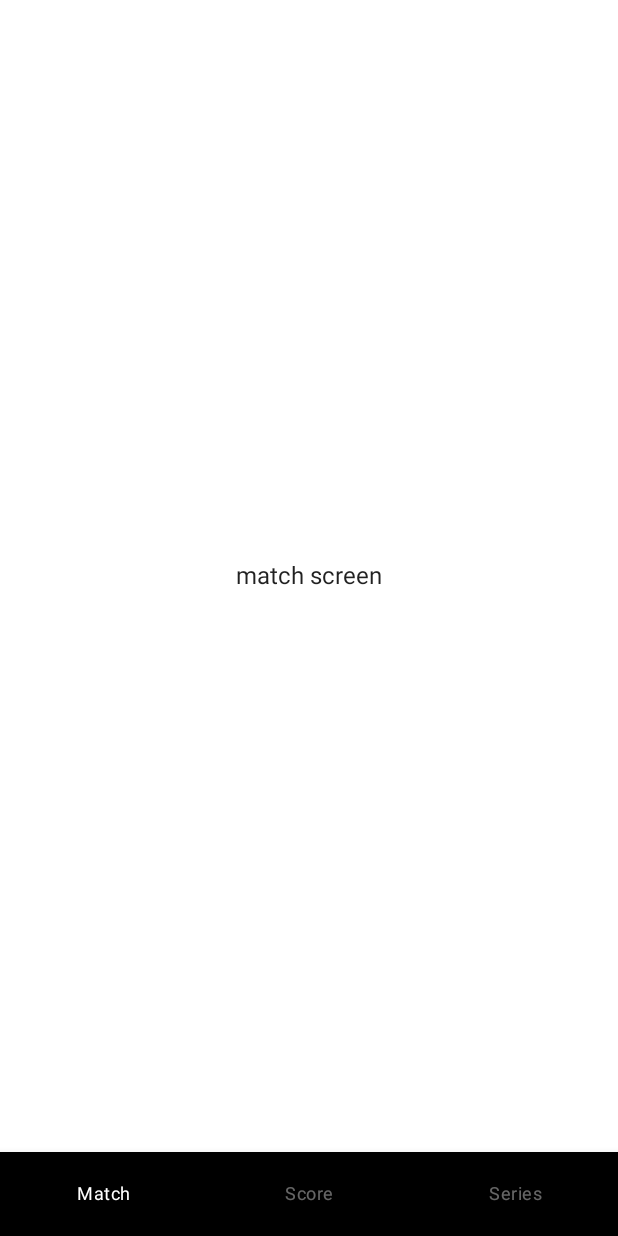
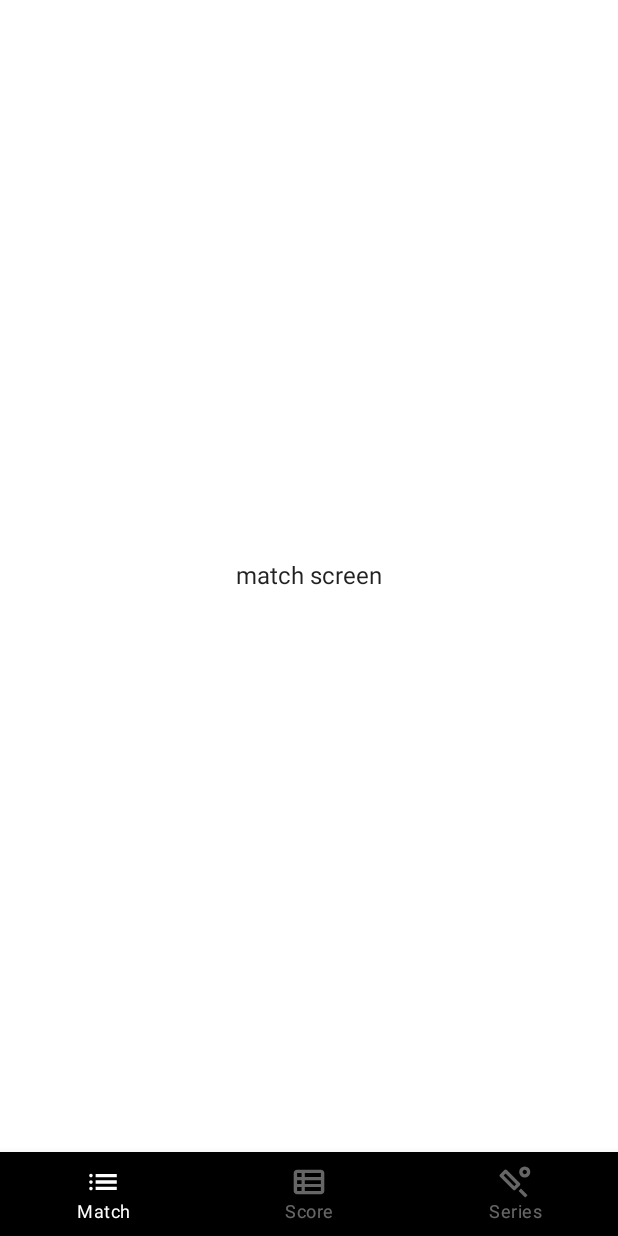
Before and after one commit to vchopra2710/Cricket, an Android app built with Jetpack Compose: the screen it shows after launch (MainActivity), on a phone screen of 412 x 824 dp. Run offline under Robolectric (Android 15) with nearby library versions, the phone set to English and light mode, and no system bars; our stand-ins replace Dagger/Hilt's generated code, accompanist; 2 statements that could not run were skipped.

Commit message:
icon added to bottom navigation bar

```diff
--- a/app/src/main/java/com/app/compose/cricket/ui/bottomnavigation/NavigationBar.kt
+++ b/app/src/main/java/com/app/compose/cricket/ui/bottomnavigation/NavigationBar.kt
@@ -9,6 +9,7 @@ import androidx.compose.ui.graphics.Color
 import androidx.compose.ui.res.stringResource
 import androidx.navigation.NavHostController
 import androidx.navigation.compose.currentBackStackEntryAsState
+import com.app.compose.cricket.ui.compose.IconRes
 
 private val navigationItem: List<NavigationItem> = NavigationItem.values().toList()
 
@@ -22,7 +23,7 @@ fun NavigationBar(navController: NavHostController) = BottomNavigation(
 
     navigationItem.forEach { item ->
         BottomNavigationItem(
-            icon = { },
+            icon = { IconRes(icon = item.icon) },
             label = { Text(text = stringResource(id = item.title)) },
             selected = currentRoute == item.route,
             selectedContentColor = Color.White,
--- a/app/src/main/java/com/app/compose/cricket/ui/bottomnavigation/NavigationItem.kt
+++ b/app/src/main/java/com/app/compose/cricket/ui/bottomnavigation/NavigationItem.kt
@@ -1,22 +1,27 @@
 package com.app.compose.cricket.ui.bottomnavigation
 
+import androidx.annotation.DrawableRes
 import androidx.annotation.StringRes
 import com.app.compose.cricket.R
 
 enum class NavigationItem(
     @StringRes val title: Int,
+    @DrawableRes val icon: Int,
     val route: String,
 ) {
     MATCH(
         title = R.string.match_tab,
+        icon = R.drawable.list,
         route = "route_match",
     ),
     SCORE(
         title = R.string.score_tab,
+        icon = R.drawable.view_list,
         route = "route_score",
     ),
     SERIES(
         title = R.string.series_tab,
+        icon = R.drawable.cricket,
         route = "route_series",
     )
 }
--- /dev/null
+++ b/app/src/main/java/com/app/compose/cricket/ui/compose/Icon.kt
@@ -0,0 +1,17 @@
+package com.app.compose.cricket.ui.compose
+
+import androidx.annotation.DrawableRes
+import androidx.compose.material.Icon
+import androidx.compose.runtime.Composable
+import androidx.compose.ui.Modifier
+import androidx.compose.ui.res.painterResource
+
+@Composable
+fun IconRes(
+    modifier: Modifier = Modifier,
+    @DrawableRes icon: Int,
+) = Icon(
+    painter = painterResource(id = icon),
+    contentDescription = null,
+    modifier = modifier,
+)
--- /dev/null
+++ b/app/src/main/res/drawable/cricket.xml
@@ -0,0 +1,9 @@
+<vector xmlns:android="http://schemas.android.com/apk/res/android"
+    android:width="24dp"
+    android:height="24dp"
+    android:viewportWidth="960"
+    android:viewportHeight="960">
+  <path
+      android:fillColor="@android:color/white"
+      android:pathData="M607.65,572.07L491.59,688.13Q477.67,702.04 459.64,701.92Q441.61,701.8 427.93,688.13L80.28,340.48Q66.61,326.8 66.61,309.41Q66.61,292.02 80.28,278.35L196.59,161.8Q210.5,147.89 229.29,147.89Q248.09,147.89 262,161.8L607.65,507.7Q621.33,521.37 621.45,539.76Q621.57,558.15 607.65,572.07ZM460,591.93L511.93,540L228.41,256.48L176.48,308.41L460,591.93ZM750.93,894.59L575.91,719.57L639.57,655.91L814.59,830.93L750.93,894.59ZM740.01,361.43Q678.65,361.43 635.26,318.06Q591.87,274.68 591.87,213.32Q591.87,151.96 635.25,108.68Q678.62,65.41 739.99,65.41Q801.35,65.41 844.74,108.74Q888.13,152.07 888.13,213.36Q888.13,274.65 844.75,318.04Q801.38,361.43 740.01,361.43ZM740,270.43Q763.8,270.43 780.47,253.77Q797.13,237.11 797.13,213.3Q797.13,189.5 780.47,172.96Q763.8,156.41 740,156.41Q716.2,156.41 699.53,173.01Q682.87,189.6 682.87,213.3Q682.87,237.11 699.53,253.77Q716.2,270.43 740,270.43ZM740,213.3Q740,213.3 740,213.3Q740,213.3 740,213.3Q740,213.3 740,213.3Q740,213.3 740,213.3Q740,213.3 740,213.3Q740,213.3 740,213.3Q740,213.3 740,213.3Q740,213.3 740,213.3ZM344.09,424.09L344.09,424.09L344.09,424.09L344.09,424.09L344.09,424.09Z"/>
+</vector>
--- /dev/null
+++ b/app/src/main/res/drawable/list.xml
@@ -0,0 +1,10 @@
+<vector xmlns:android="http://schemas.android.com/apk/res/android"
+    android:width="24dp"
+    android:height="24dp"
+    android:viewportWidth="960"
+    android:viewportHeight="960"
+    android:autoMirrored="true">
+  <path
+      android:fillColor="@android:color/white"
+      android:pathData="M158.8,697.7Q139.17,697.7 125.64,684.16Q112.11,670.63 112.11,651Q112.11,631.37 125.64,617.84Q139.17,604.3 158.8,604.3Q178.43,604.3 191.85,617.84Q205.26,631.37 205.26,651Q205.26,670.63 191.9,684.16Q178.55,697.7 158.8,697.7ZM158.8,526.7Q139.17,526.7 125.64,513.16Q112.11,499.63 112.11,480Q112.11,460.37 125.64,446.84Q139.17,433.3 158.8,433.3Q178.43,433.3 191.85,446.84Q205.26,460.37 205.26,480Q205.26,499.63 191.9,513.16Q178.55,526.7 158.8,526.7ZM158.8,355.7Q139.17,355.7 125.64,342.16Q112.11,328.63 112.11,309Q112.11,289.37 125.64,275.84Q139.17,262.3 158.8,262.3Q178.43,262.3 191.85,275.84Q205.26,289.37 205.26,309Q205.26,328.63 191.9,342.16Q178.55,355.7 158.8,355.7ZM283.11,696.5L283.11,605.5L847.89,605.5L847.89,696.5L283.11,696.5ZM283.11,525.5L283.11,434.5L847.89,434.5L847.89,525.5L283.11,525.5ZM283.11,354.5L283.11,263.5L847.89,263.5L847.89,354.5L283.11,354.5Z"/>
+</vector>
--- /dev/null
+++ b/app/src/main/res/drawable/view_list.xml
@@ -0,0 +1,9 @@
+<vector xmlns:android="http://schemas.android.com/apk/res/android"
+    android:width="24dp"
+    android:height="24dp"
+    android:viewportWidth="960"
+    android:viewportHeight="960">
+  <path
+      android:fillColor="@android:color/white"
+      android:pathData="M367.89,717.13L797.13,717.13Q797.13,717.13 797.13,717.13Q797.13,717.13 797.13,717.13L797.13,616.11L367.89,616.11L367.89,717.13ZM162.87,343.89L281.67,343.89L281.67,242.87L162.87,242.87Q162.87,242.87 162.87,242.87Q162.87,242.87 162.87,242.87L162.87,343.89ZM162.87,530.89L281.67,530.89L281.67,430.11L162.87,430.11L162.87,530.89ZM162.87,717.13L281.67,717.13L281.67,616.11L162.87,616.11L162.87,717.13Q162.87,717.13 162.87,717.13Q162.87,717.13 162.87,717.13ZM367.89,530.89L797.13,530.89L797.13,430.11L367.89,430.11L367.89,530.89ZM367.89,343.89L797.13,343.89L797.13,242.87Q797.13,242.87 797.13,242.87Q797.13,242.87 797.13,242.87L367.89,242.87L367.89,343.89ZM162.87,808.13Q125.09,808.13 98.48,781.52Q71.87,754.91 71.87,717.13L71.87,242.87Q71.87,205.09 98.48,178.48Q125.09,151.87 162.87,151.87L797.13,151.87Q834.91,151.87 861.52,178.48Q888.13,205.09 888.13,242.87L888.13,717.13Q888.13,754.91 861.52,781.52Q834.91,808.13 797.13,808.13L162.87,808.13Z"/>
+</vector>
```
Also changed, not shown: 1 other file.
